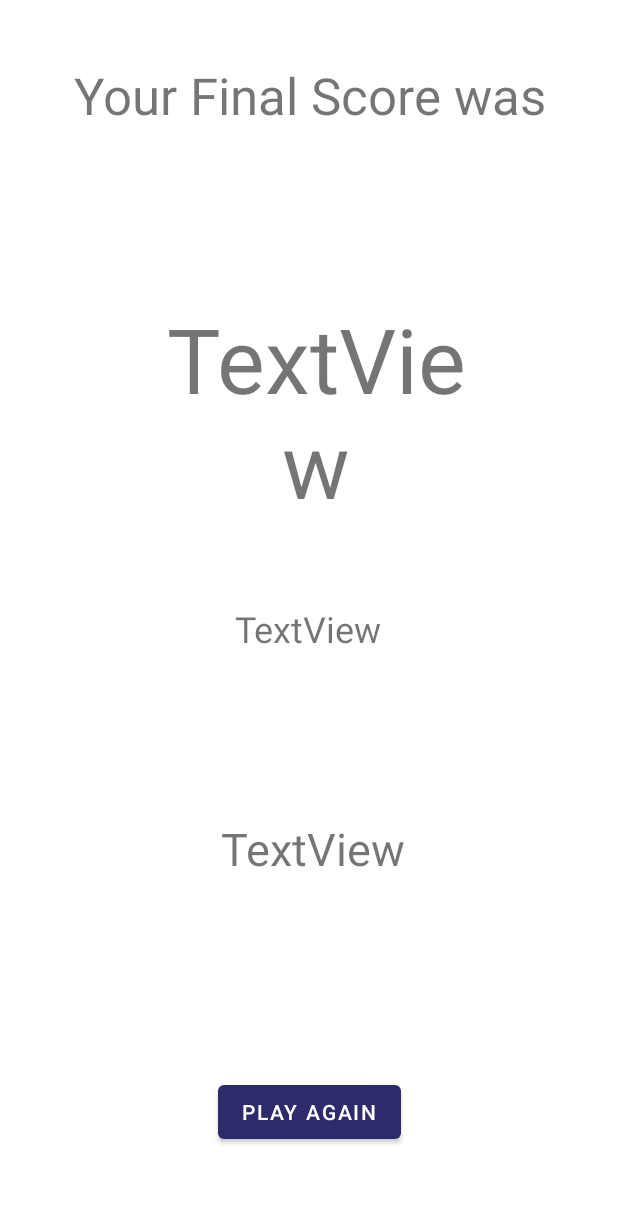
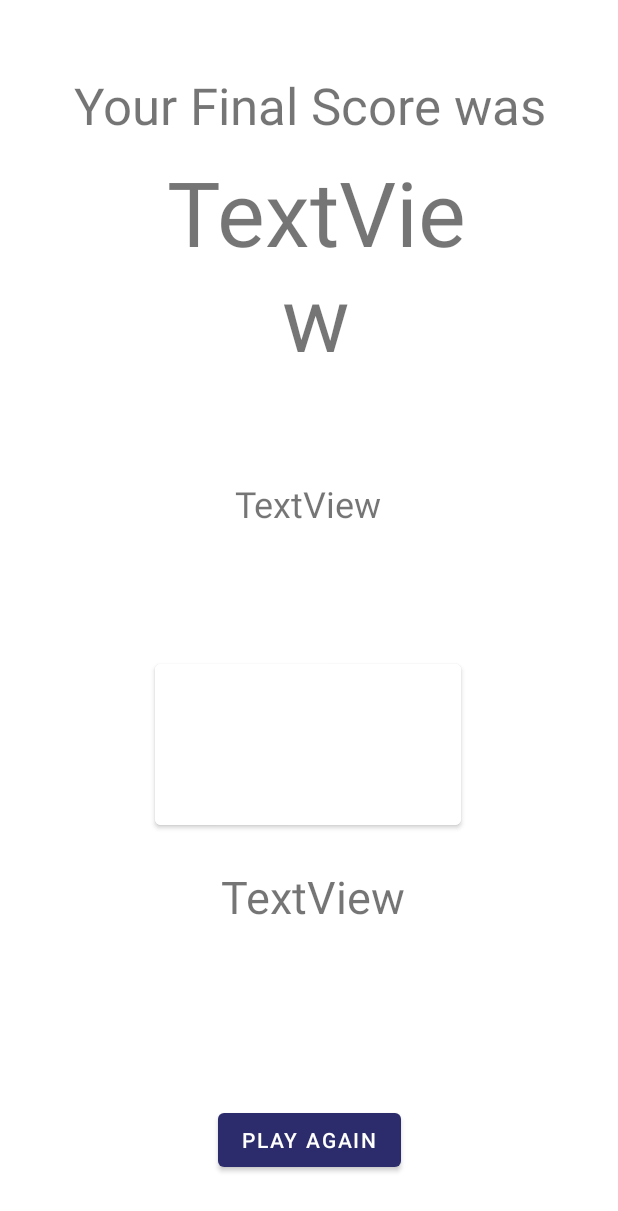
Before and after one commit to namanbajaj/Color-Guessing-Game, an Android app: the layout activity_final_score.xml on its own in the app's theme, with its tools: preview values and no code run, on a phone screen of 412 x 824 dp. Shown: the top 1211 px of the screen. Run offline under Robolectric (Android 15) with nearby library versions, the phone set to English and light mode, and no system bars; network calls fail.

Commit message:
show right color

```diff
--- a/app/src/main/java/com/example/colorguessinggame/FinalScore.kt
+++ b/app/src/main/java/com/example/colorguessinggame/FinalScore.kt
@@ -25,6 +25,16 @@ class FinalScore : AppCompatActivity() {
 
         val rightAnswerText = findViewById<TextView>(R.id.rightAnswer)
         rightAnswerText.text = "Right answer was " + intent.getStringExtra("Right Answer").toString()
+
+        val square = findViewById<TextView>(R.id.colorSquareFinal)
+        val rC = intent.getStringExtra("Right Color").toString()
+        if (rC != null) {
+            square.setBackgroundColor(rC.toInt())
+        }
+
+        if (rC != null) {
+            Log.i("Right Color", rC)
+        }
 
         val newHS = findViewById<TextView>(R.id.newHighScore)
         if(intent.getStringExtra("Beat") == "true")
--- a/app/src/main/java/com/example/colorguessinggame/GameScreen.kt
+++ b/app/src/main/java/com/example/colorguessinggame/GameScreen.kt
@@ -23,6 +23,7 @@ import kotlin.math.abs
 class GameScreen : AppCompatActivity() {
 
     lateinit var rightAnswertoSend : String
+    lateinit var closestColorVal: String
     override fun onCreate(savedInstanceState: Bundle?) {
         super.onCreate(savedInstanceState)
         setContentView(R.layout.activity_game_screen)
@@ -265,6 +266,7 @@ class GameScreen : AppCompatActivity() {
         val intent = Intent(this, FinalScore::class.java)
         intent.putExtra("Score", curScore.toString())
         intent.putExtra("Right Answer", rightAnswertoSend)
+        intent.putExtra("Right Color", closestColorVal.toString())
 
         if(curScore > highScore){
             this.openFileOutput(highScoreFileName, Context.MODE_PRIVATE).use {
@@ -286,6 +288,7 @@ class GameScreen : AppCompatActivity() {
         var closestVal = colorValues.closestValue(newCol)
         if (closestVal != null) {
             square.setBackgroundColor(closestVal)
+            closestColorVal = closestVal.toString()
         }
 //        Log.i("Check for nearest", "old val: $newCol closest val: $closestVal")
 
--- a/app/src/main/res/layout/activity_final_score.xml
+++ b/app/src/main/res/layout/activity_final_score.xml
@@ -6,10 +6,23 @@
     android:layout_height="match_parent"
     tools:context=".FinalScore">
 
+    <Button
+        android:id="@+id/colorSquareFinal"
+        android:layout_width="204dp"
+        android:layout_height="119dp"
+        android:backgroundTint="#FFFFFF"
+        android:clickable="false"
+        app:layout_constraintBottom_toBottomOf="parent"
+        app:layout_constraintEnd_toEndOf="parent"
+        app:layout_constraintHorizontal_bias="0.497"
+        app:layout_constraintStart_toStartOf="parent"
+        app:layout_constraintTop_toTopOf="parent"
+        app:layout_constraintVertical_bias="0.62" />
+
     <TextView
         android:id="@+id/yourFinalScoreWas"
-        android:layout_width="403dp"
-        android:layout_height="158dp"
+        android:layout_width="388dp"
+        android:layout_height="53dp"
         android:text="Your Final Score was"
         android:textAlignment="center"
         android:textSize="34sp"
@@ -33,17 +46,6 @@
         app:layout_constraintTop_toBottomOf="@+id/yourFinalScoreWas"
         app:layout_constraintVertical_bias="0.0" />
 
-    <Button
-        android:id="@+id/restartButton"
-        android:layout_width="wrap_content"
-        android:layout_height="wrap_content"
-        android:text="Play Again"
-        app:layout_constraintBottom_toBottomOf="parent"
-        app:layout_constraintEnd_toEndOf="parent"
-        app:layout_constraintStart_toStartOf="parent"
-        app:layout_constraintTop_toBottomOf="@+id/finalScoreText"
-        app:layout_constraintVertical_bias="0.864" />
-
     <TextView
         android:id="@+id/newHighScore"
         android:layout_width="226dp"
@@ -56,7 +58,18 @@
         app:layout_constraintHorizontal_bias="0.513"
         app:layout_constraintStart_toStartOf="parent"
         app:layout_constraintTop_toTopOf="parent"
-        app:layout_constraintVertical_bias="0.801" />
+        app:layout_constraintVertical_bias="0.848" />
+
+    <Button
+        android:id="@+id/restartButton"
+        android:layout_width="wrap_content"
+        android:layout_height="wrap_content"
+        android:text="Play Again"
+        app:layout_constraintBottom_toBottomOf="parent"
+        app:layout_constraintEnd_toEndOf="parent"
+        app:layout_constraintStart_toStartOf="parent"
+        app:layout_constraintTop_toBottomOf="@+id/finalScoreText"
+        app:layout_constraintVertical_bias="0.925" />
 
     <TextView
         android:id="@+id/rightAnswer"
@@ -67,8 +80,8 @@
         android:textSize="24sp"
         app:layout_constraintBottom_toTopOf="@+id/newHighScore"
         app:layout_constraintEnd_toEndOf="parent"
-        app:layout_constraintHorizontal_bias="0.498"
+        app:layout_constraintHorizontal_bias="0.495"
         app:layout_constraintStart_toStartOf="parent"
         app:layout_constraintTop_toBottomOf="@+id/finalScoreText"
-        app:layout_constraintVertical_bias="0.508" />
+        app:layout_constraintVertical_bias="0.299" />
 </androidx.constraintlayout.widget.ConstraintLayout>
```
